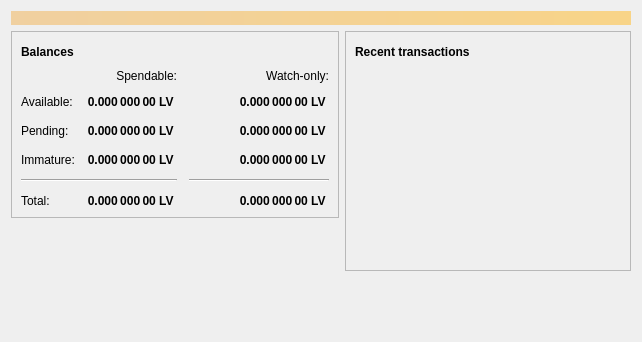
Above: src/qt/forms/overviewpage.ui from lavaio/lava before the change. Below: the same form after it.
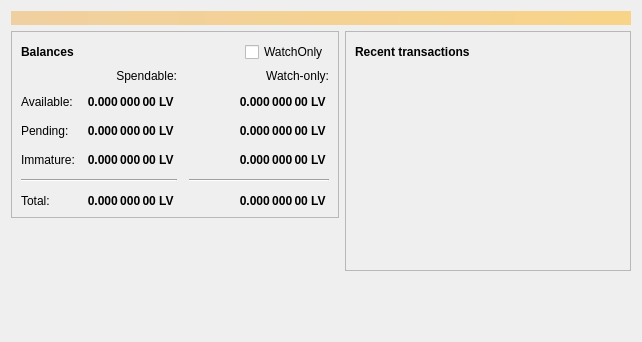
That is the form after the change. Icons and pictures are not drawn.

Commit message: support hide watchonly addresses in overviewpage

```diff
--- a/src/qt/forms/overviewpage.ui
+++ b/src/qt/forms/overviewpage.ui
@@ -107,6 +107,16 @@
               </property>
              </spacer>
             </item>
+            <item>
+             <widget class="QCheckBox" name="btnShowWatchOnly">
+              <property name="toolTip">
+               <string>Show Watchonly Address</string>
+              </property>
+              <property name="text">
+               <string>WatchOnly</string>
+              </property>
+             </widget>
+            </item>
            </layout>
           </item>
           <item>
```
Left out of the diff: 8 changed lines with no effect on the pictures. The commit also changes 5 other files.
